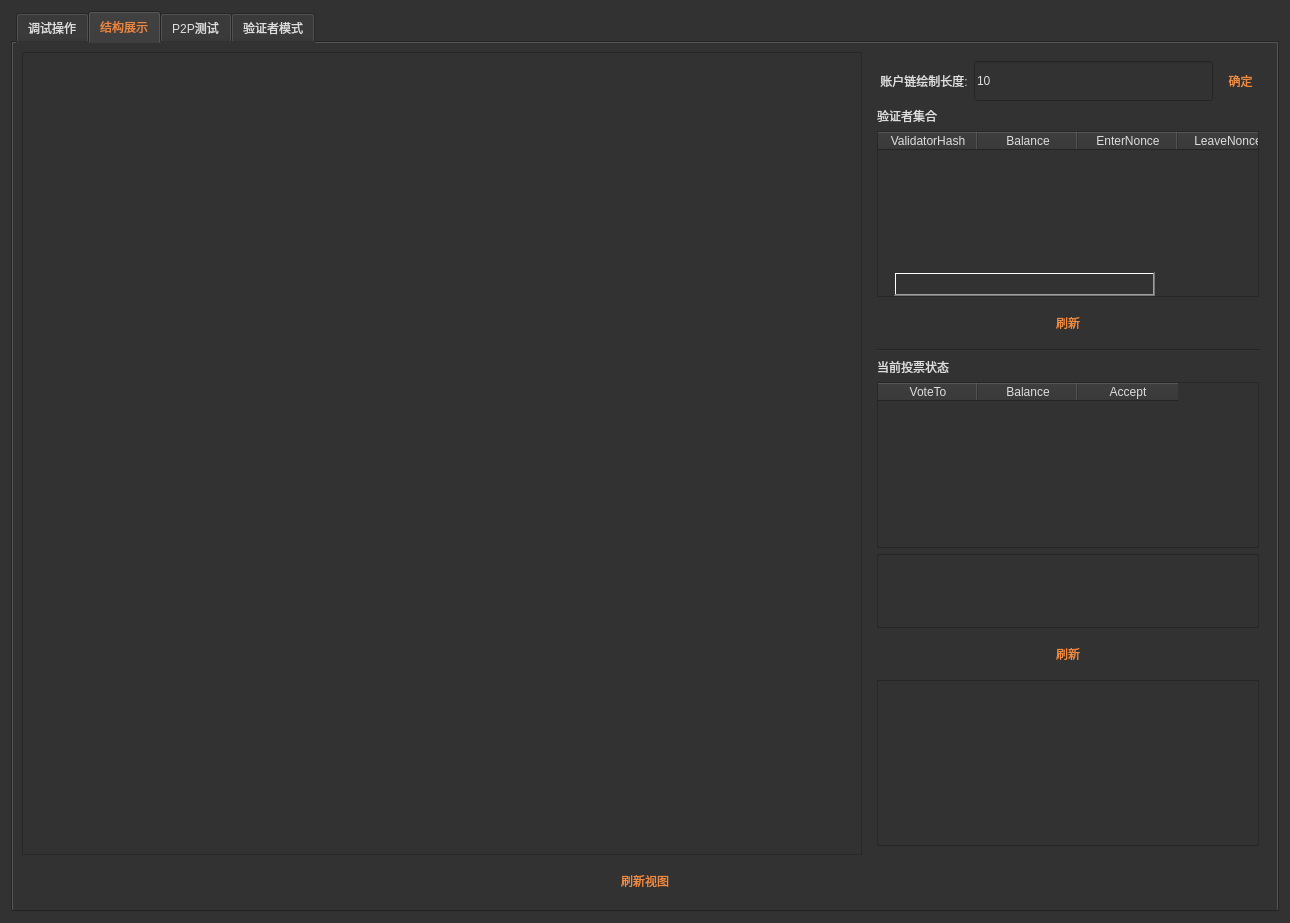
Old version of the form examples/store_example_main_widget.ui in the repository Ambr-org/Ambr.
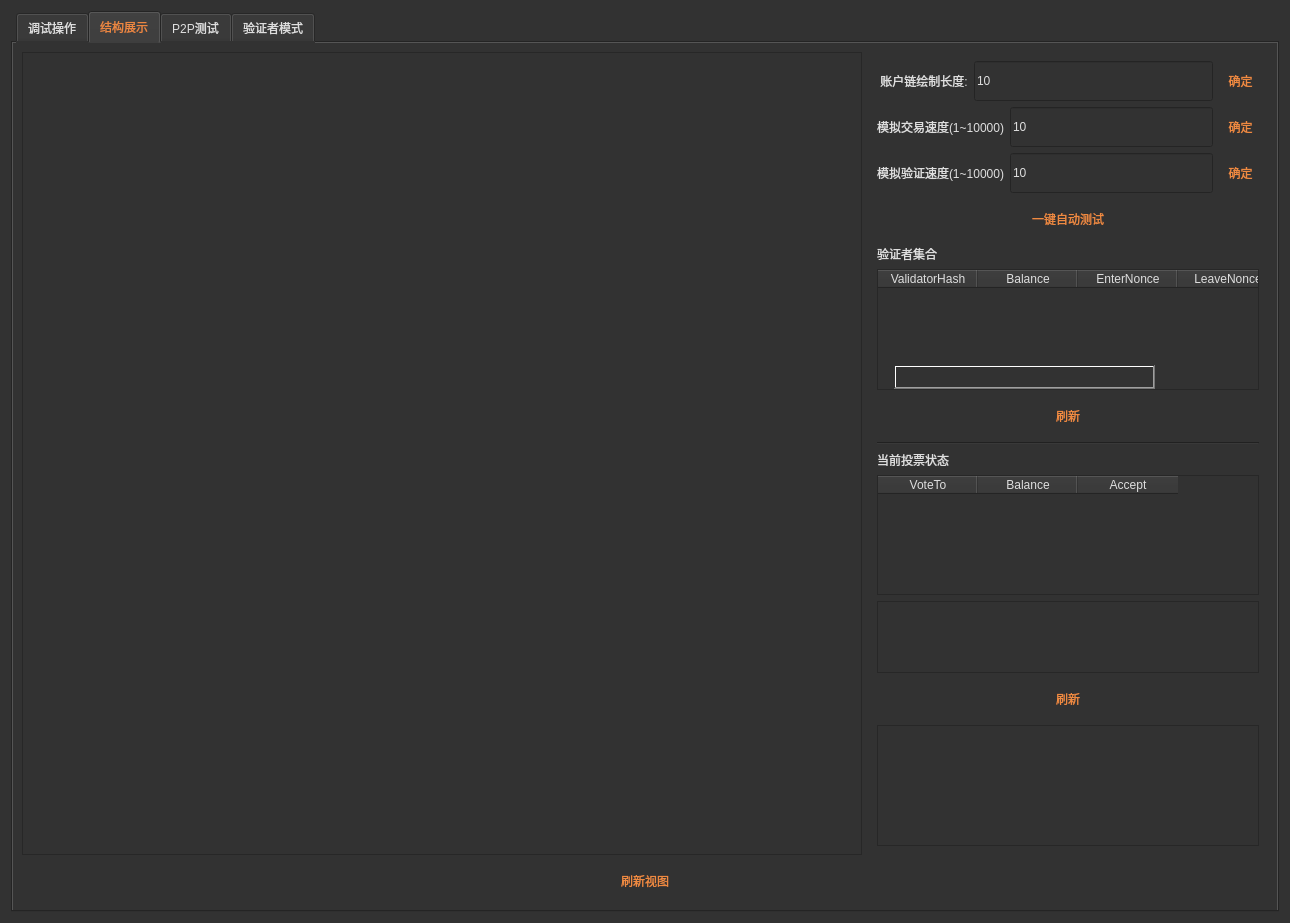
New version of the form. The open tabs and pages were chosen to show the change. Icons and pictures are not drawn.

Diff of the .ui file:
```diff
--- a/examples/store_example_main_widget.ui
+++ b/examples/store_example_main_widget.ui
@@ -1864,6 +1864,69 @@
               </item>
              </layout>
             </item>
+            <item>
+             <layout class="QHBoxLayout" name="horizontalLayout_93">
+              <item>
+               <widget class="QLabel" name="label_80">
+                <property name="text">
+                 <string>模拟交易速度(1~10000)</string>
+                </property>
+               </widget>
+              </item>
+              <item>
+               <widget class="QLineEdit" name="edtPTSimTransSpeed">
+                <property name="text">
+                 <string>10</string>
+                </property>
+                <property name="placeholderText">
+                 <string>1~10000</string>
+                </property>
+               </widget>
+              </item>
+              <item>
+               <widget class="QPushButton" name="btnPTSimTransSpeed">
+                <property name="text">
+                 <string> 确定</string>
+                </property>
+               </widget>
+              </item>
+             </layout>
+            </item>
+            <item>
+             <layout class="QHBoxLayout" name="horizontalLayout_94">
+              <item>
+               <widget class="QLabel" name="label_81">
+                <property name="text">
+                 <string>模拟验证速度(1~10000)</string>
+                </property>
+               </widget>
+              </item>
+              <item>
+               <widget class="QLineEdit" name="edtPTSimValidateSpeed">
+                <property name="text">
+                 <string>10</string>
+                </property>
+                <property name="placeholderText">
+                 <string>1~10000</string>
+                </property>
+               </widget>
+              </item>
+              <item>
+               <widget class="QPushButton" name="btnPTSimValidateSpeed">
+                <property name="text">
+                 <string> 确定</string>
+                </property>
+               </widget>
+              </item>
+             </layout>
+            </item>
+            <item>
+             <widget class="QPushButton" name="btnStartAllTest">
+              <property name="text">
+               <string>一键自动测试</string>
+              </property>
+             </widget>
+            </item>
             <item>
              <widget class="QLabel" name="label_40">
               <property name="text">
```
Left out of the diff: 2 changed lines with no effect on the pictures.
